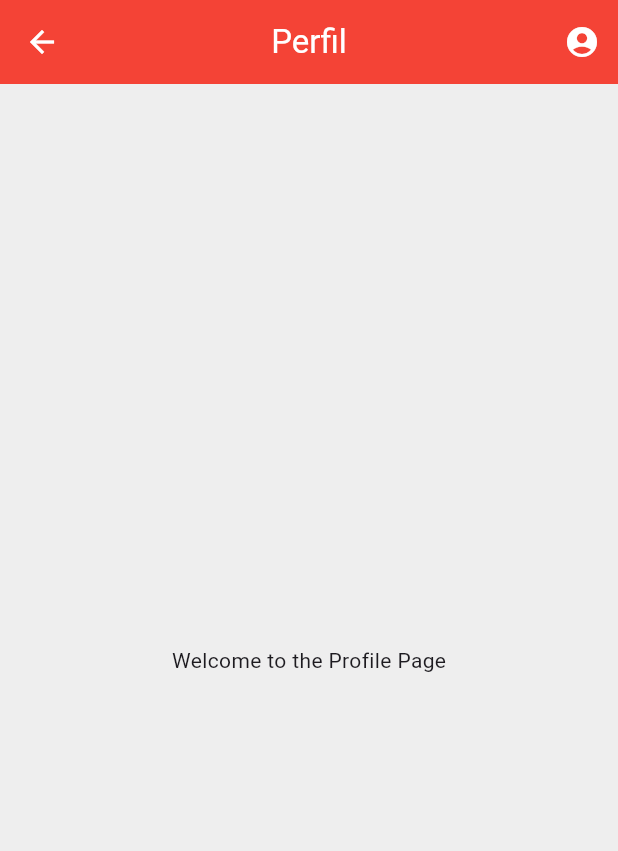
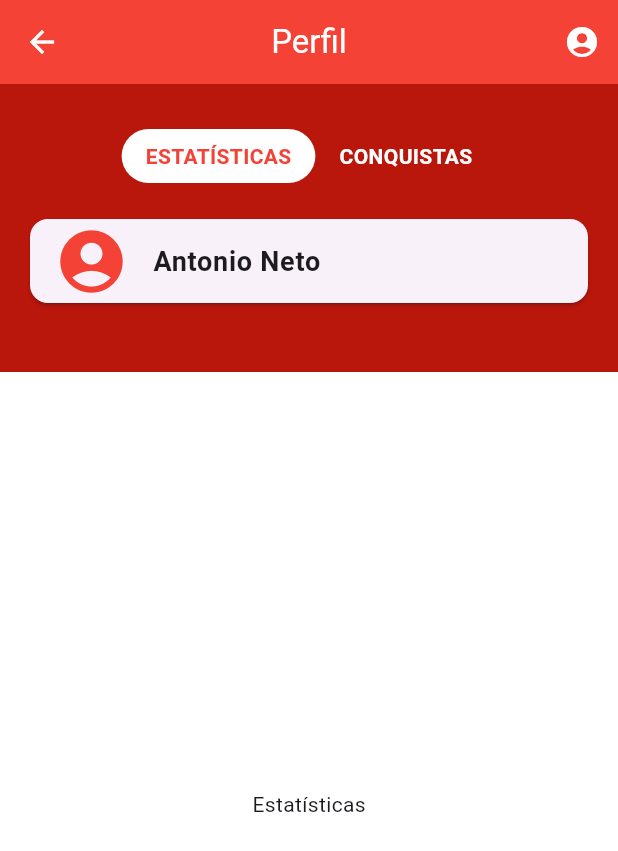
Before and after one commit to GESyCA/FarmacIA, a Flutter app: the ProfilePage screen opened directly, on a phone screen of 412 x 824 dp. Shown: the top 851 px of the screen. Run offline on Flutter 3.47's test engine with Material 3 defaults, Android fonts, the phone set to English and light mode, and no system bars; our stand-ins replace flutter_svg.

Commit message:
feat: swipe between pages

```diff
--- a/Paciente/farmacia/lib/app/ui/pages/profile_page.dart
+++ b/Paciente/farmacia/lib/app/ui/pages/profile_page.dart
@@ -8,6 +8,21 @@ class ProfilePage extends StatefulWidget {
 }
 
 class _ProfilePageState extends State<ProfilePage> {
+  PageController _pageController = PageController(initialPage: 0);
+  int _selectedIndex = 0;
+  final String _name = "Antonio Neto";
+
+  void _onPageChanged(int index) {
+    setState(() {
+      _selectedIndex = index;
+    });
+  }
+
+  void _onTabTapped(int index) {
+    _pageController.animateToPage(index,
+        duration: const Duration(milliseconds: 300), curve: Curves.ease);
+  }
+
   @override
   Widget build(BuildContext context) {
     return Scaffold(
@@ -30,13 +45,47 @@ class _ProfilePageState extends State<ProfilePage> {
           width: MediaQuery.of(context).size.width,
           height: MediaQuery.of(context).size.height,
           decoration: BoxDecoration(
-            color: Colors.grey[200],
+            color: Color(0xFFB9160C),
           ),
           child: Column(
-            mainAxisAlignment: MainAxisAlignment.center,
-            children: const <Widget>[
-              Text(
-                'Welcome to the Profile Page',
+            children: <Widget>[
+              // header with tabs
+              const SizedBox(
+                height: 30,
+              ),
+              Row(
+                mainAxisAlignment: MainAxisAlignment.center,
+                children: [
+                  _buildTabButton("ESTATÍSTICAS", 0),
+                  _buildTabButton("CONQUISTAS", 1),
+                ],
+              ),
+              const SizedBox(
+                height: 20,
+              ),
+              _profileCard(),
+              const SizedBox(
+                height: 42,
+              ),
+              Expanded(
+                child: PageView(
+                  controller: _pageController,
+                  onPageChanged: _onPageChanged,
+                  children: <Widget>[
+                    Container(
+                      color: Colors.white,
+                      child: Center(
+                        child: Text("Estatísticas"),
+                      ),
+                    ),
+                    Container(
+                      color: Colors.white,
+                      child: Center(
+                        child: Text("Conquistas"),
+                      ),
+                    ),
+                  ],
+                ),
               ),
             ],
           ),
@@ -44,4 +93,46 @@ class _ProfilePageState extends State<ProfilePage> {
       ),
     );
   }
+
+  Widget _buildTabButton(String title, int index) {
+    return GestureDetector(
+      onTap: () => _onTabTapped(index),
+      child: Container(
+        padding: EdgeInsets.symmetric(vertical: 8, horizontal: 16),
+        decoration: BoxDecoration(
+          borderRadius: BorderRadius.circular(20),
+          color: _selectedIndex == index ? Colors.white : Colors.transparent,
+        ),
+        child: Text(
+          title,
+          style: TextStyle(
+            color: _selectedIndex == index ? Colors.red : Colors.white,
+            fontWeight: FontWeight.bold,
+          ),
+        ),
+      ),
+    );
+  }
+
+  _profileCard() {
+    return Padding(
+      padding: const EdgeInsets.symmetric(horizontal: 16),
+      child: Card(
+        child: ListTile(
+          title: Text(
+            _name,
+            style: TextStyle(
+              fontWeight: FontWeight.bold,
+              fontSize: 18,
+            ),
+          ),
+          leading: Icon(
+            Icons.account_circle,
+            color: Colors.red,
+            size: 50,
+          ),
+        ),
+      ),
+    );
+  }
 }
```
